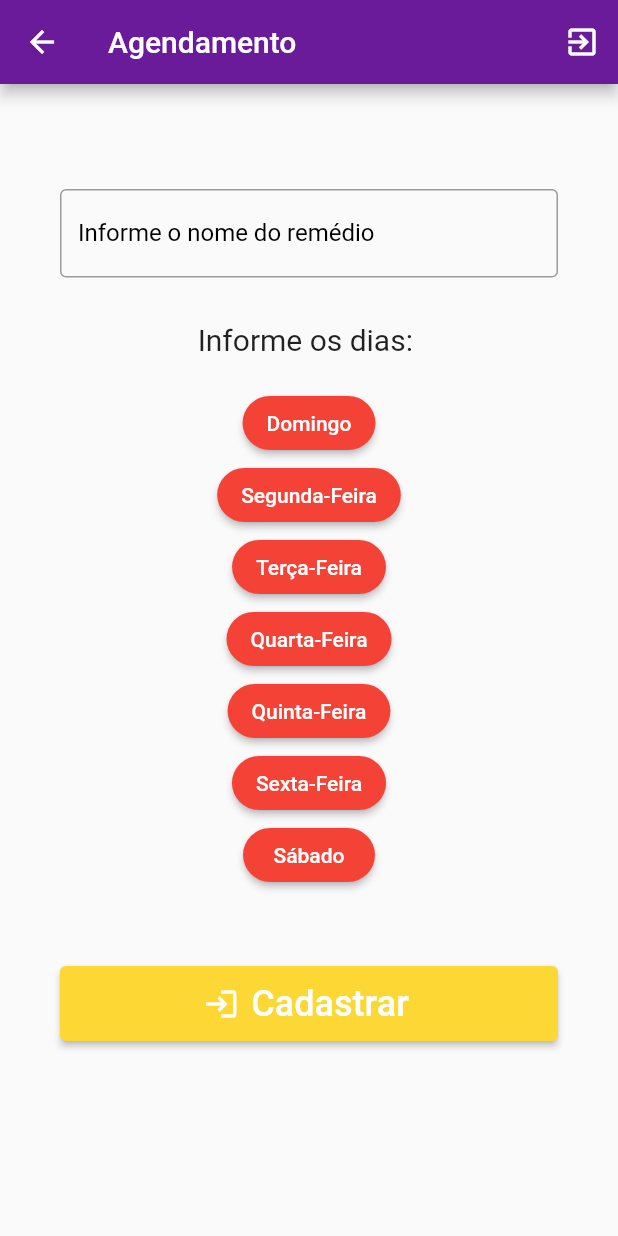
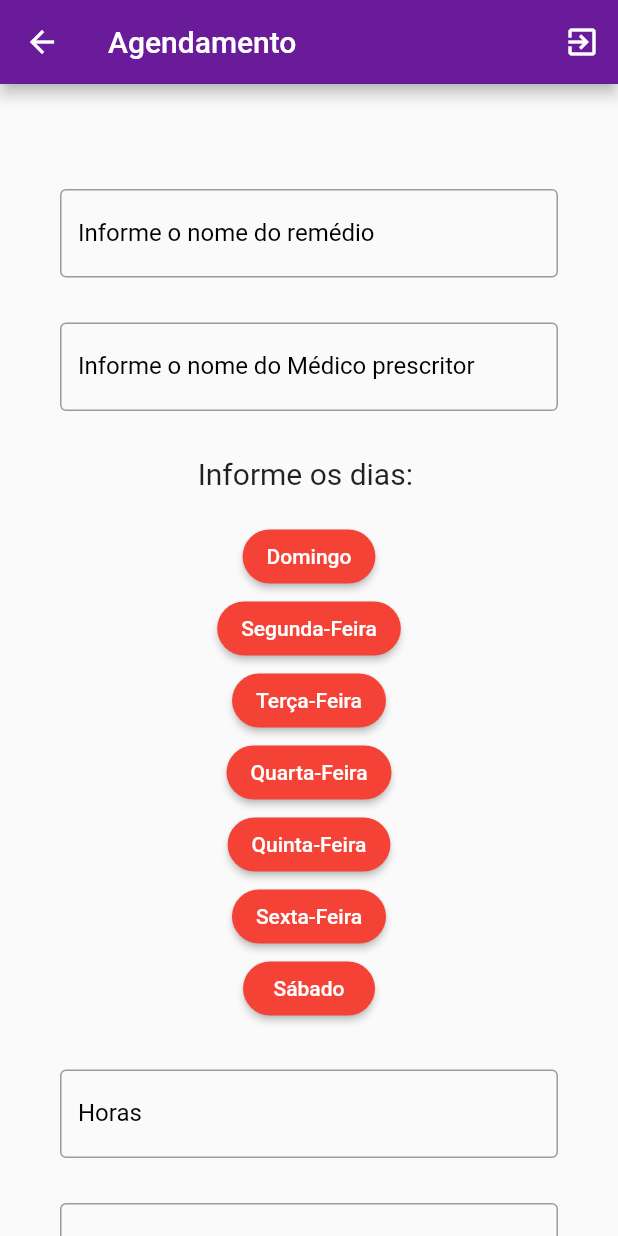
Before and after one commit to ElioPaulino/DesafioProjetoAppIdosos, a Flutter app: the Calendario screen opened by its route, on a phone screen of 412 x 824 dp. Run offline on Flutter 3.47's test engine with Material 2 defaults, Android fonts, the phone set to English and light mode, and no system bars; our stand-ins replace cloud_firestore, firebase_auth, firebase_core, table_calendar; accounts and stored records are empty.

Commit message:
inclusao campos calendario

```diff
--- a/lib/view/calendario.dart
+++ b/lib/view/calendario.dart
@@ -15,6 +15,11 @@ class _Calendario extends State<Calendario> {
       sabado = false,
       domingo = false;
   var nomeRemedio = TextEditingController();
+  var nomeMedico = TextEditingController();
+
+  var horastxt = TextEditingController();
+  var minutostxt = TextEditingController();
+
   TimeOfDay horas = TimeOfDay.now();
 
   var txtLogin = TextEditingController();
@@ -51,6 +56,19 @@ class _Calendario extends State<Calendario> {
                         borderSide: BorderSide(color: Colors.black),
                       ),
                       labelText: 'Informe o nome do remédio',
+                      labelStyle: TextStyle(color: Colors.black)),
+                  style: TextStyle(color: Colors.black),
+                ),
+                SizedBox(height: 30),
+                TextField(
+                  controller: nomeMedico,
+                  decoration: InputDecoration(
+                      focusedBorder: UnderlineInputBorder(
+                          borderSide: BorderSide(color: Colors.black)),
+                      border: OutlineInputBorder(
+                        borderSide: BorderSide(color: Colors.black),
+                      ),
+                      labelText: 'Informe o nome do Médico prescritor',
                       labelStyle: TextStyle(color: Colors.black)),
                   style: TextStyle(color: Colors.black),
                 ),
@@ -196,6 +214,38 @@ class _Calendario extends State<Calendario> {
                     shape: RoundedRectangleBorder(
                         borderRadius: new BorderRadius.circular(30.0))),
                 SizedBox(height: 30),
+
+                    TextField(
+                      controller: horastxt,
+                      decoration: InputDecoration(
+                          focusedBorder: UnderlineInputBorder(
+                              borderSide: BorderSide(color: Colors.black)),
+                          border: OutlineInputBorder(
+                            borderSide: BorderSide(color: Colors.black),
+                          ),
+                          labelText: 'Horas',
+                          labelStyle: TextStyle(color: Colors.black)),
+                      style: TextStyle(color: Colors.black),
+                      keyboardType: TextInputType.number,
+
+                    ),
+                    SizedBox(height: 30),
+                    TextField(
+                      controller: minutostxt,
+                      decoration: InputDecoration(
+                          focusedBorder: UnderlineInputBorder(
+                              borderSide: BorderSide(color: Colors.black)),
+                          border: OutlineInputBorder(
+                            borderSide: BorderSide(color: Colors.black),
+                          ),
+                          labelText: 'Minutos',
+                          labelStyle: TextStyle(color: Colors.black)),
+                      style: TextStyle(color: Colors.black),
+                      keyboardType: TextInputType.number,
+                    ),
+
+
+                SizedBox(height: 30),
                 Container(
                   padding: EdgeInsets.only(top: 20),
                   width: double.infinity,
```
